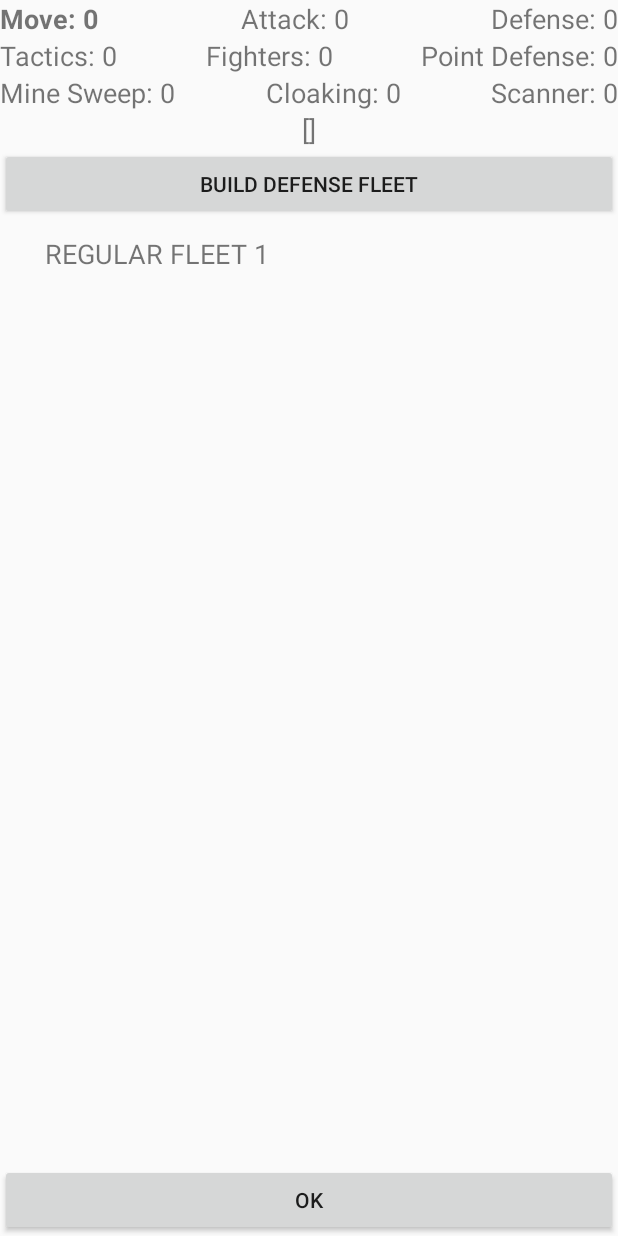
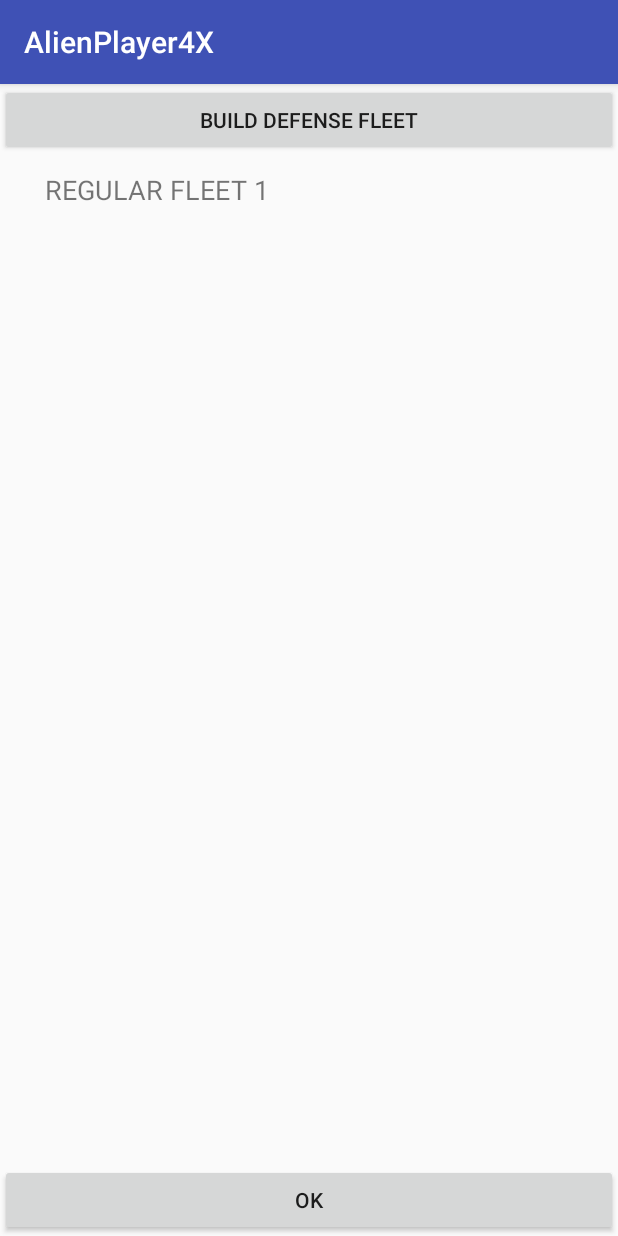
Before and after one commit to NanocTheBuilder/AlienPlayer4X, an Android app: the FleetsActivity screen opened directly, with no data from a screen before it, on a phone screen of 412 x 824 dp. Run offline under Robolectric (Android 15) with nearby library versions, the phone set to English and light mode, and no system bars; 10 statements that could not run were skipped.

Commit message:
Revert "Fix for issue #6. PlayerView turned into PlayerFragment"
This reverts commit ba7a4b113ef33ae96ecff45421c1cb34744baf3c.

```diff
--- a/app/build.gradle
+++ b/app/build.gradle
@@ -5,7 +5,7 @@ android {
     defaultConfig {
         applicationId "com.thilian.se4x.robot.app"
         minSdkVersion 15
-        targetSdkVersion 24
+        targetSdkVersion 26
         versionCode 1
         versionName "1.0"
         testInstrumentationRunner "android.support.test.runner.AndroidJUnitRunner"
--- a/app/src/main/java/com/thilian/se4x/robot/app/FleetView.java
+++ b/app/src/main/java/com/thilian/se4x/robot/app/FleetView.java
@@ -26,12 +26,10 @@ import com.thilian.se4x.robot.game.Group;
 public class FleetView extends RelativeLayout{
 
     private Fleet fleet;
-    private FleetBuildListener fleetBuildListener;
 
-    public FleetView(final FleetsActivity context, final Fleet fleet, final FleetBuildListener fleetBuildListener){
+    public FleetView(final Context context, final Fleet fleet){
         super(context);
         this.fleet = fleet;
-        this.fleetBuildListener = fleetBuildListener;
 
         String service = Context.LAYOUT_INFLATER_SERVICE;
         LayoutInflater li = (LayoutInflater) getContext().getSystemService(service);
@@ -43,7 +41,6 @@ public class FleetView extends RelativeLayout{
             public void onClick(View view) {
                 fleet.getAp().buildFleet(fleet);
                 update();
-                fleetBuildListener.fleetBuilt(fleet);
             }
         });
 
@@ -80,8 +77,4 @@ public class FleetView extends RelativeLayout{
         Button removeFleetButton = findViewById(R.id.remove_fleet_button);
         removeFleetButton.setVisibility(fleet.isBuilt() ? VISIBLE : INVISIBLE);
     }
-
-    public interface FleetBuildListener{
-        public void fleetBuilt(Fleet fleet);
-    }
 }
--- a/app/src/main/java/com/thilian/se4x/robot/app/FleetsActivity.java
+++ b/app/src/main/java/com/thilian/se4x/robot/app/FleetsActivity.java
@@ -1,8 +1,10 @@
 package com.thilian.se4x.robot.app;
 
-import android.app.Activity;
+import android.content.DialogInterface;
 import android.content.Intent;
 import android.graphics.Color;
+import android.support.v7.app.AlertDialog;
+import android.support.v7.app.AppCompatActivity;
 import android.os.Bundle;
 import android.view.View;
 import android.widget.Button;
@@ -13,13 +15,14 @@ import com.thilian.se4x.robot.game.Fleet;
 
 import java.util.List;
 
-public class FleetsActivity extends Activity implements FleetView.FleetBuildListener{
+public class FleetsActivity extends AppCompatActivity {
     private AlienPlayer alienPlayer;
 
     @Override
     protected void onCreate(Bundle savedInstanceState) {
         super.onCreate(savedInstanceState);
         setContentView(R.layout.activity_fleets);
+
 
         Button okButton = findViewById(R.id.close_fleets_button);
         okButton.setOnClickListener(new View.OnClickListener() {
@@ -36,7 +39,6 @@ public class FleetsActivity extends Activity implements FleetView.FleetBuildList
                 buildDefenseButtonClicked();
             }
         });
-
     }
 
     @Override
@@ -47,15 +49,11 @@ public class FleetsActivity extends Activity implements FleetView.FleetBuildList
         SE4XApplication app = (SE4XApplication) this.getApplication();
         alienPlayer = app.getGame().aliens.get(index);
 
-        PlayerFragment playerFragment = (PlayerFragment) getFragmentManager().findFragmentById(R.id.player_fragment);
-        playerFragment.setAlienPlayer(alienPlayer);
-        playerFragment.setGame(app.getGame());
-
         LinearLayout fleets = (LinearLayout) findViewById(R.id.fleets);
         fleets.setBackgroundColor(Color.parseColor(alienPlayer.getColor().toString()));
         fleets.removeAllViews();
         for(Fleet fleet : alienPlayer.getFleets()){
-            fleets.addView(new FleetView(this, fleet, this));
+            fleets.addView(new FleetView(this, fleet));
         }
     }
 
@@ -66,17 +64,9 @@ public class FleetsActivity extends Activity implements FleetView.FleetBuildList
             SE4XApplication app = (SE4XApplication) this.getApplication();
             app.showNewFleets(this, newFleets);
             for (Fleet fleet : newFleets) {
-                fleets.addView(new FleetView(this, fleet, this));
+                fleets.addView(new FleetView(this, fleet));
             }
         }
-
-        PlayerFragment playerFragment = (PlayerFragment) getFragmentManager().findFragmentById(R.id.player_fragment);
-        playerFragment.update();
     }
 
-    @Override
-    public void fleetBuilt(Fleet fleet) {
-        PlayerFragment playerFragment = (PlayerFragment) getFragmentManager().findFragmentById(R.id.player_fragment);
-        playerFragment.update();
-    }
 }
--- a/app/src/main/java/com/thilian/se4x/robot/app/PlayerFragment.java
+++ /dev/null
@@ -1,68 +0,0 @@
-package com.thilian.se4x.robot.app;
-
-import android.app.Fragment;
-import android.graphics.Color;
-import android.os.Bundle;
-import android.view.LayoutInflater;
-import android.view.View;
-import android.view.ViewGroup;
-import android.widget.TextView;
-
-import com.thilian.se4x.robot.game.AlienPlayer;
-import com.thilian.se4x.robot.game.Game;
-import com.thilian.se4x.robot.game.enums.Technology;
-
-/**
- * TODO: document your custom view class.
- */
-public class PlayerFragment extends Fragment {
-    private Game game;
-    private AlienPlayer alienPlayer;
-    private View.OnClickListener onClickListener;
-
-    public void setGame(Game game){
-        this.game = game;
-    }
-
-    public void setAlienPlayer(AlienPlayer alienPlayer){
-        this.alienPlayer = alienPlayer;
-    }
-
-    public void setOnClickListener(View.OnClickListener onClickListener){
-        this.onClickListener = onClickListener;
-    }
-
-    public View onCreateView(LayoutInflater inflater, ViewGroup container, Bundle savedInstanceState) {
-        View view = inflater.inflate(R.layout.player_layout, container, false);
-        return view;
-    }
-
-    @Override
-    public void onStart() {
-        super.onStart();
-        getView().setBackgroundColor(Color.parseColor(alienPlayer.getColor().toString()));
-        if(onClickListener != null)
-            getView().setOnClickListener(onClickListener);
-        update();
-    }
-
-    public void update(){
-        TextView textView;
-        int id,sid;
-        for(Technology technology : Technology.values()){
-            id = getResources().getIdentifier(technology.toString().toLowerCase() + "_text", "id", getActivity().getPackageName());
-            if(id != 0){
-                textView = getView().findViewById(id);
-                sid = getResources().getIdentifier(technology.toString(), "string", getActivity().getPackageName());
-                int level = alienPlayer.getLevel(technology);
-                textView.setText(getResources().getString(sid, level));
-                if(level != game.technologyPrices.getStartingLevel(technology)){
-                    textView.setTypeface(textView.getTypeface(), 1);
-                }
-            }
-        }
-
-        TextView fleets = getView().findViewById(R.id.fleets_text);
-        fleets.setText(String.format("%d fleets.", alienPlayer.getFleets().size()));
-    }
-}
--- a/app/src/main/res/layout/activity_fleets.xml
+++ b/app/src/main/res/layout/activity_fleets.xml
@@ -6,23 +6,12 @@
     android:layout_height="match_parent"
     tools:context="com.thilian.se4x.robot.app.FleetsActivity">
 
-    <fragment
-        android:id="@+id/player_fragment"
-        android:name="com.thilian.se4x.robot.app.PlayerFragment"
-        android:layout_width="0dp"
-        android:layout_height="wrap_content"
-        app:layout_constraintBottom_toTopOf="@+id/build_defense_button"
-        app:layout_constraintEnd_toEndOf="parent"
-        app:layout_constraintHorizontal_bias="0.5"
-        app:layout_constraintStart_toStartOf="parent"
-        app:layout_constraintTop_toTopOf="parent" />
-
     <Button
         android:id="@+id/build_defense_button"
         android:layout_width="0dp"
         android:layout_height="wrap_content"
         android:text="@string/buildDefense"
-        app:layout_constraintTop_toBottomOf="@+id/player_fragment"
+        app:layout_constraintTop_toTopOf="parent"
         app:layout_constraintBottom_toTopOf="@+id/scroll_view"
         app:layout_constraintStart_toStartOf="parent"
         app:layout_constraintEnd_toEndOf="parent"
--- a/app/src/main/res/values/player_view.xml
+++ b/app/src/main/res/values/player_view.xml
@@ -1,5 +1,5 @@
 <resources>
-    <declare-styleable name="PlayerFragment">
+    <declare-styleable name="PlayerView">
         <attr name="the_text" format="string" />
         <attr name="android:ems" />
     </declare-styleable>
```
Also changed, not shown: app/src/main/java/com/thilian/se4x/robot/app/MainActivity.java (+8 -14 lines), app/src/main/java/com/thilian/se4x/robot/app/PlayerView.java (added, +54 -0 lines).
